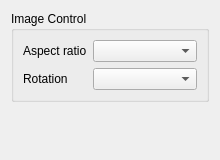
The window that client/libclient/src/ui/widgets/properties/image_control_widget.ui (networkoptix/nx_open) describes before a commit, drawn with Qt 5.
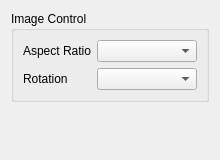
The same window after the commit.

Commit message:
## General camera settings capitalization minor fix
<==== Mercurial data ====>
Branch: dev_3.0.0_gui

What changed in the file:
```diff
--- a/client/libclient/src/ui/widgets/properties/image_control_widget.ui
+++ b/client/libclient/src/ui/widgets/properties/image_control_widget.ui
@@ -26,7 +26,7 @@
       <item row="0" column="0">
        <widget class="QLabel" name="aspectRatioLabel">
         <property name="text">
-         <string>Aspect ratio</string>
+         <string>Aspect Ratio</string>
         </property>
        </widget>
       </item>
```
